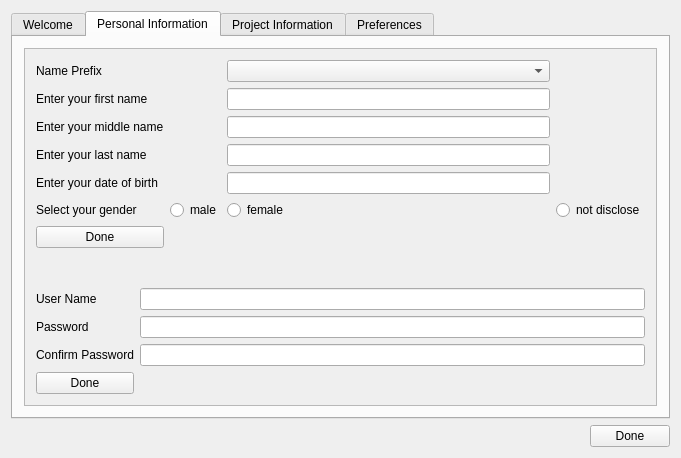
upcomingnewton/SimpleUI, file kde/sKde.ui: the form before one commit.
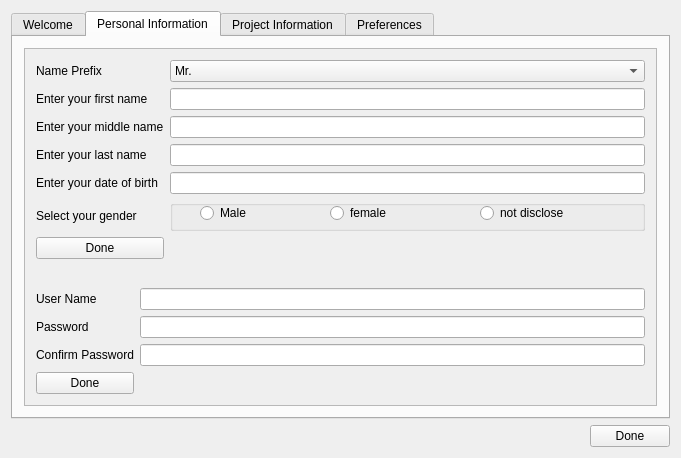
The form after the commit. The open tabs and pages were chosen to show the change.

Diff of the .ui file:
```diff
--- a/kde/sKde.ui
+++ b/kde/sKde.ui
@@ -17,7 +17,7 @@
    <item>
     <widget class="QTabWidget" name="TabWidget">
      <property name="currentIndex">
-      <number>3</number>
+      <number>1</number>
      </property>
      <widget class="QWidget" name="TabWelcome">
       <attribute name="title">
@@ -34,8 +34,8 @@
            <rect>
             <x>0</x>
             <y>0</y>
-            <width>180</width>
-            <height>39</height>
+            <width>639</width>
+            <height>342</height>
            </rect>
           </property>
           <layout class="QVBoxLayout" name="verticalLayout_6">
@@ -67,8 +67,8 @@
            <rect>
             <x>0</x>
             <y>0</y>
-            <width>443</width>
-            <height>426</height>
+            <width>621</width>
+            <height>432</height>
            </rect>
           </property>
           <layout class="QVBoxLayout" name="verticalLayout_8">
@@ -113,6 +113,9 @@
                  </property>
                 </widget>
                </item>
+               <item row="4" column="2">
+                <widget class="QLineEdit" name="lineEdit_4"/>
+               </item>
                <item row="3" column="0">
                 <widget class="QLabel" name="label_5">
                  <property name="text">
@@ -120,6 +123,25 @@
                  </property>
                 </widget>
                </item>
+               <item row="0" column="2">
+                <widget class="QComboBox" name="PersonalInfo_NamePrefix">
+                 <item>
+                  <property name="text">
+                   <string>Mr.</string>
+                  </property>
+                 </item>
+                 <item>
+                  <property name="text">
+                   <string>Mrs.</string>
+                  </property>
+                 </item>
+                 <item>
+                  <property name="text">
+                   <string>Dr.</string>
+                  </property>
+                 </item>
+                </widget>
+               </item>
                <item row="4" column="0">
                 <widget class="QLabel" name="label_6">
                  <property name="text">
@@ -127,19 +149,6 @@
                  </property>
                 </widget>
                </item>
-               <item row="4" column="2">
-                <widget class="QLineEdit" name="lineEdit_4"/>
-               </item>
-               <item row="0" column="2">
-                <widget class="QComboBox" name="comboBox"/>
-               </item>
-               <item row="5" column="1">
-                <widget class="QRadioButton" name="radioButton">
-                 <property name="text">
-                  <string>male</string>
-                 </property>
-                </widget>
-               </item>
                <item row="6" column="0">
                 <widget class="QPushButton" name="BtnPersonalInfoDone">
                  <property name="text">
@@ -148,17 +157,55 @@
                 </widget>
                </item>
                <item row="5" column="2">
-                <widget class="QRadioButton" name="radioButton_2">
-                 <property name="text">
-                  <string>female</string>
+                <widget class="QGroupBox" name="GroupBoxRadioButtons">
+                 <property name="title">
+                  <string/>
                  </property>
-                </widget>
-               </item>
-               <item row="5" column="3">
-                <widget class="QRadioButton" name="radioButton_3">
-                 <property name="text">
-                  <string>not disclose</string>
+                 <property name="checkable">
+                  <bool>false</bool>
                  </property>
+                 <property name="checked">
+                  <bool>false</bool>
+                 </property>
+                 <widget class="QRadioButton" name="radioButton_male">
+                  <property name="geometry">
+                   <rect>
+                    <x>30</x>
+                    <y>0</y>
+                    <width>108</width>
+                    <height>26</height>
+                   </rect>
+                  </property>
+                  <property name="text">
+                   <string>Male</string>
+                  </property>
+                 </widget>
+                 <widget class="QRadioButton" name="radioButton_female">
+                  <property name="geometry">
+                   <rect>
+                    <x>160</x>
+                    <y>0</y>
+                    <width>108</width>
+                    <height>26</height>
+                   </rect>
+                  </property>
+                  <property name="text">
+                   <string>female</string>
+                  </property>
+                 </widget>
+                 <widget class="QRadioButton" name="radioButton_none">
+                  <property name="geometry">
+                   <rect>
+                    <x>310</x>
+                    <y>0</y>
+                    <width>108</width>
+                    <height>26</height>
+                   </rect>
+                  </property>
+                  <property name="text">
+                   <string>not disclose</string>
+                  </property>
+                 </widget>
                 </widget>
                </item>
               </layout>
@@ -240,8 +287,8 @@
            <rect>
             <x>0</x>
             <y>0</y>
-            <width>225</width>
-            <height>258</height>
+            <width>639</width>
+            <height>342</height>
            </rect>
           </property>
           <layout class="QVBoxLayout" name="verticalLayout_9">
```
